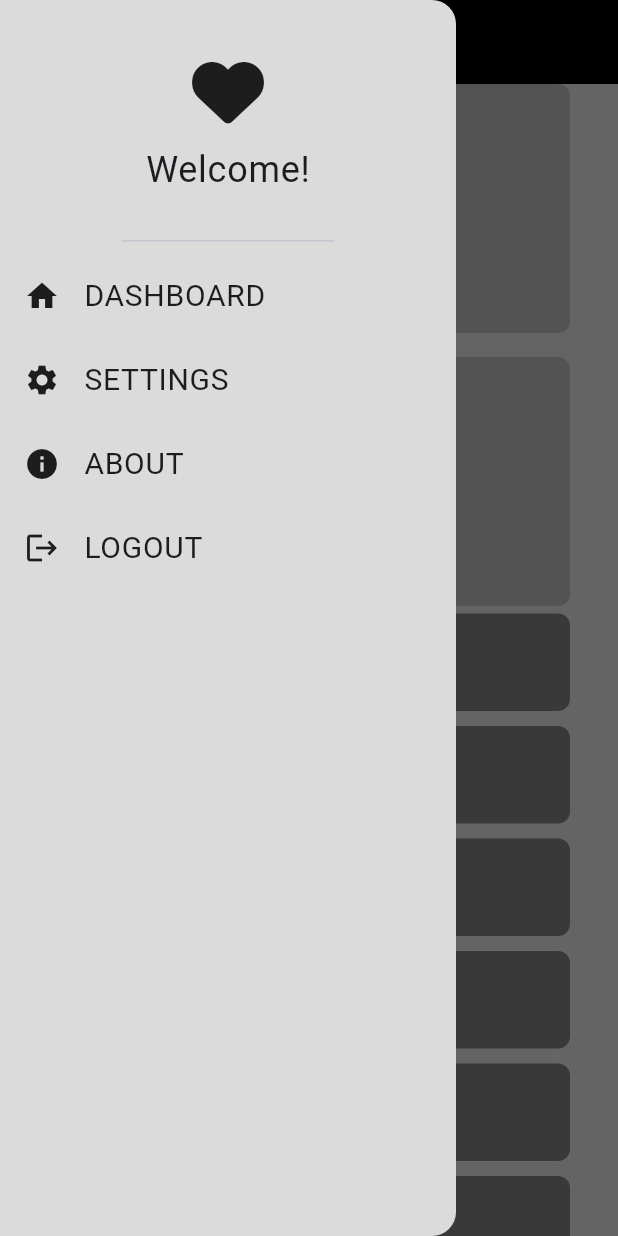
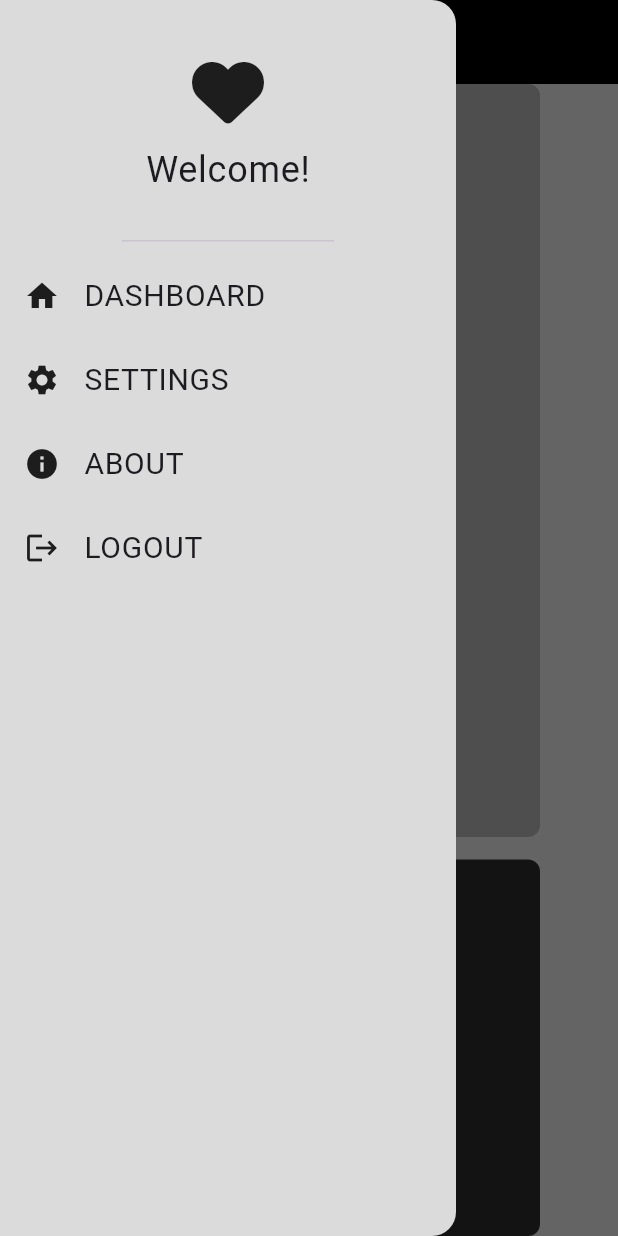
Before and after one commit to shroida/responsive, a Flutter app: the screen it shows after launch, after a tap on the "menu" icon, on a phone screen of 412 x 824 dp. Run offline on Flutter 3.47's test engine with Material 3 defaults, Android fonts, the phone set to English and light mode, and no system bars; our stand-ins replace font_awesome_flutter.

```diff
--- a/lib/desktop layout/desktop_layout.dart
+++ b/lib/desktop layout/desktop_layout.dart
@@ -4,7 +4,9 @@ import 'package:responsive/mobile%20Layout/drawer.dart';
 import 'package:responsive/tablet%20layout/tab_view.dart';
 
 class DesktopLayout extends StatelessWidget {
-  const DesktopLayout({super.key});
+  DesktopLayout({super.key}) {
+    print('desk layout created');
+  }
 
   @override
   Widget build(BuildContext context) {
@@ -12,14 +14,14 @@ class DesktopLayout extends StatelessWidget {
       backgroundColor: const Color(0xffDBDBDB),
       body: Container(
         margin: const EdgeInsets.symmetric(horizontal: 20),
-        child: const Row(
+        child: Row(
           children: [
-            Expanded(child: CustomDrawer()),
+            const Expanded(child: CustomDrawer()),
             Expanded(flex: 4, child: TabView()),
-            SizedBox(
+            const SizedBox(
               width: 15,
             ),
-            Expanded(
+            const Expanded(
               flex: 2,
               child: Column(
                 mainAxisAlignment: MainAxisAlignment.spaceBetween,
--- a/lib/main.dart
+++ b/lib/main.dart
@@ -1,10 +1,8 @@
 import 'dart:developer';
 
 import 'package:flutter/material.dart';
-import 'package:responsive/desktop%20layout/desktop_layout.dart';
 import 'package:responsive/mobile%20Layout/drawer.dart';
-import 'package:responsive/mobile%20Layout/mobile_layout.dart';
-import 'package:responsive/tablet%20layout/tablet_layout.dart';
+import 'package:responsive/mobile%20Layout/home_view_body.dart';
 
 void main() {
   runApp(const MyApp());
@@ -45,7 +43,7 @@ class _MyHomePageState extends State<MyHomePage> {
       key: scaffoldKey,
       drawer: const CustomDrawer(),
       backgroundColor: const Color(0xffDBDBDB),
-      appBar: MediaQuery.of(context).size.width < 1024
+      appBar: screenWidth < 1087
           ? AppBar(
               backgroundColor: Colors.black,
               leading: IconButton(
@@ -57,25 +55,11 @@ class _MyHomePageState extends State<MyHomePage> {
               ),
             )
           : null,
-      body: Padding(
-        padding: const EdgeInsets.symmetric(
+      body: const Padding(
+        padding: EdgeInsets.symmetric(
           horizontal: 16.0,
         ),
-        child: LayoutBuilder(builder: (context, constraints) {
-          log('MaxWidth LayoutBuilder: ${constraints.maxWidth}');
-
-          if (constraints.maxWidth < 768) {
-            // Mobile layout
-            return const MobileLayout();
-          } else if (constraints.maxWidth >= 768 &&
-              constraints.maxWidth < 1024) {
-            // Tablet layout
-            return const TabLayout();
-          } else {
-            // Desktop layout
-            return const DesktopLayout();
-          }
-        }),
+        child:DashboardView()
       ),
     );
   }
--- a/lib/mobile Layout/home_view_body.dart
+++ b/lib/mobile Layout/home_view_body.dart
@@ -1,25 +1,48 @@
+// ignore_for_file: public_member_api_docs, sort_constructors_first
 import 'package:flutter/material.dart';
+import 'package:responsive/desktop%20layout/desktop_layout.dart';
+
 import 'package:responsive/mobile%20Layout/mobile_view.dart';
 import 'package:responsive/tablet%20layout/tab_view.dart';
 
-class HomeViewBody extends StatelessWidget {
-  const HomeViewBody({super.key});
+class DashboardView extends StatelessWidget {
+  const DashboardView({super.key});
 
   @override
   Widget build(BuildContext context) {
     return Padding(
       padding: const EdgeInsets.symmetric(horizontal: 16),
-      child: LayoutBuilder(builder: (context, constraints) {
-        if (constraints.maxHeight < 768) {
-          // mobile
-          return const MobileView();
-        } else if (constraints.maxWidth >= 768 && constraints.maxWidth < 1024) {
-          //tablet
-          return const TabView();
-        } else {
-          return const MobileView();
-        }
-      }),
+      child: AdaptiveLayout(
+        mobileLayout: MobileView(),
+        tabletLayout: TabView(),
+        desktopLayout: DesktopLayout(),
+      ),
     );
   }
 }
+
+class AdaptiveLayout extends StatelessWidget {
+  const AdaptiveLayout({
+    super.key,
+    required this.mobileLayout,
+    required this.tabletLayout,
+    required this.desktopLayout,
+  });
+  final Widget mobileLayout;
+  final Widget tabletLayout;
+  final Widget desktopLayout;
+  @override
+  Widget build(BuildContext context) {
+    return LayoutBuilder(builder: (context, constraints) {
+      if (constraints.maxHeight < 768) {
+        // mobile
+        return MobileView();
+      } else if (constraints.maxWidth >= 768 && constraints.maxWidth < 1024) {
+        //tablet
+        return TabView();
+      } else {
+        return DesktopLayout();
+      }
+    });
+  }
+}
--- a/lib/mobile Layout/mobile_layout.dart
+++ b/lib/mobile Layout/mobile_layout.dart
@@ -13,6 +13,6 @@ class MobileLayout extends StatefulWidget {
 class _MobileLayoutState extends State<MobileLayout> {
   @override
   Widget build(BuildContext context) {
-    return const HomeViewBody();
+    return const DashboardView();
   }
 }
--- a/lib/mobile Layout/mobile_view.dart
+++ b/lib/mobile Layout/mobile_view.dart
@@ -3,7 +3,9 @@ import 'package:responsive/mobile%20Layout/custom_sliver_grid.dart';
 import 'package:responsive/mobile%20Layout/custom_sliver_list.dart';
 
 class MobileView extends StatelessWidget {
-  const MobileView({super.key});
+  MobileView({super.key}) {
+    print('Mobile layout created');
+  }
 
   @override
   Widget build(BuildContext context) {
--- a/lib/tablet layout/tab_view.dart
+++ b/lib/tablet layout/tab_view.dart
@@ -3,14 +3,14 @@ import 'package:responsive/mobile%20Layout/custom_sliver_list.dart';
 import 'package:responsive/tablet%20layout/custom_list_tablet.dart';
 
 class TabView extends StatelessWidget {
-  const TabView({super.key});
+  TabView({super.key}) {
+    print('tab layout created');
+  }
 
   @override
   Widget build(BuildContext context) {
     return const CustomScrollView(
-      slivers: [
-        CustomListTablet(),
-        CustomSliverList()],
+      slivers: [CustomListTablet(), CustomSliverList()],
     );
   }
 }
--- a/lib/tablet layout/tablet_layout.dart
+++ b/lib/tablet layout/tablet_layout.dart
@@ -13,6 +13,6 @@ class TabLayoutState extends State<TabLayout> {
   int number = 0;
   @override
   Widget build(BuildContext context) {
-    return const HomeViewBody();
+    return const DashboardView();
   }
 }
```
Also changed, not shown: pubspec.yaml (+1 -6 lines), pubspec.lock.
